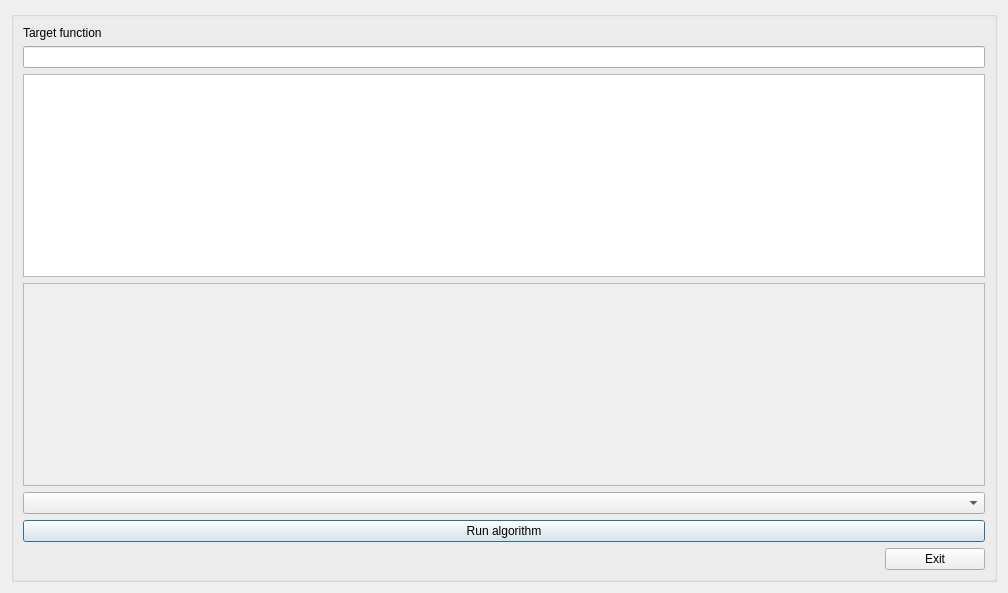
The window that OOPlab2/simplexwindow.ui (YaroslavDrovolskyi/OOOP-algorithms-project) describes before a commit, drawn with Qt 5.
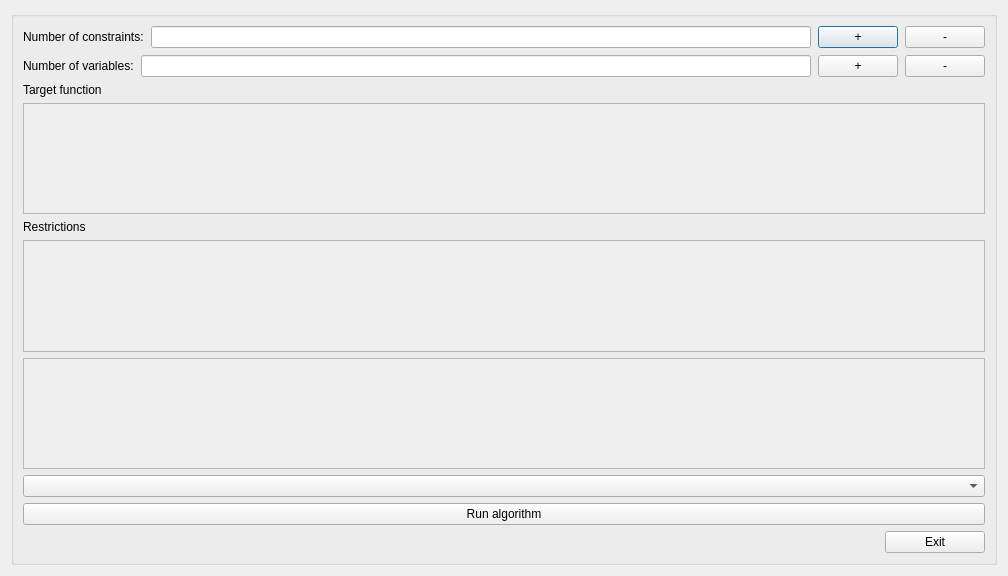
The same window after the commit.

Commit message:
Added inputs for Simplex task
You can choose number of variables and constraints, and required inputs will be generated

```diff
--- a/OOPlab2/simplexwindow.ui
+++ b/OOPlab2/simplexwindow.ui
@@ -7,7 +7,7 @@
     <x>0</x>
     <y>0</y>
     <width>1008</width>
-    <height>593</height>
+    <height>576</height>
    </rect>
   </property>
   <property name="windowTitle">
@@ -37,10 +37,84 @@
      <property name="title">
       <string/>
      </property>
-     <layout class="QVBoxLayout" name="verticalLayout" stretch="0,2,0,0,0,0,0">
-      <property name="sizeConstraint">
-       <enum>QLayout::SetNoConstraint</enum>
-      </property>
+     <layout class="QVBoxLayout" name="verticalLayout">
+      <item>
+       <layout class="QVBoxLayout" name="verticalLayout_2">
+        <property name="spacing">
+         <number>7</number>
+        </property>
+        <item>
+         <layout class="QHBoxLayout" name="horizontalLayout_2">
+          <property name="sizeConstraint">
+           <enum>QLayout::SetDefaultConstraint</enum>
+          </property>
+          <item>
+           <widget class="QLabel" name="label_4">
+            <property name="text">
+             <string>Number of constraints:</string>
+            </property>
+           </widget>
+          </item>
+          <item>
+           <widget class="QLineEdit" name="lineEdit">
+            <property name="readOnly">
+             <bool>true</bool>
+            </property>
+           </widget>
+          </item>
+          <item>
+           <widget class="QPushButton" name="vars_add">
+            <property name="text">
+             <string>+</string>
+            </property>
+           </widget>
+          </item>
+          <item>
+           <widget class="QPushButton" name="vars_remove">
+            <property name="text">
+             <string>-</string>
+            </property>
+           </widget>
+          </item>
+         </layout>
+        </item>
+        <item>
+         <layout class="QHBoxLayout" name="horizontalLayout_3">
+          <property name="sizeConstraint">
+           <enum>QLayout::SetDefaultConstraint</enum>
+          </property>
+          <item>
+           <widget class="QLabel" name="label_3">
+            <property name="text">
+             <string>Number of variables:</string>
+            </property>
+           </widget>
+          </item>
+          <item>
+           <widget class="QLineEdit" name="lineEdit_2">
+            <property name="readOnly">
+             <bool>true</bool>
+            </property>
+           </widget>
+          </item>
+          <item>
+           <widget class="QPushButton" name="constraints_add">
+            <property name="text">
+             <string>+</string>
+            </property>
+           </widget>
+          </item>
+          <item>
+           <widget class="QPushButton" name="constraints_remove">
+            <property name="text">
+             <string>-</string>
+            </property>
+           </widget>
+          </item>
+         </layout>
+        </item>
+       </layout>
+      </item>
       <item>
        <widget class="QLabel" name="label">
         <property name="text">
@@ -49,10 +123,45 @@
        </widget>
       </item>
       <item>
-       <widget class="QLineEdit" name="inputline"/>
+       <widget class="QScrollArea" name="scrollArea_2">
+        <property name="widgetResizable">
+         <bool>true</bool>
+        </property>
+        <widget class="QWidget" name="scrollAreaWidgetContents_2">
+         <property name="geometry">
+          <rect>
+           <x>0</x>
+           <y>0</y>
+           <width>960</width>
+           <height>96</height>
+          </rect>
+         </property>
+        </widget>
+       </widget>
       </item>
       <item>
-       <widget class="QTextEdit" name="textEdit"/>
+       <widget class="QLabel" name="label_2">
+        <property name="text">
+         <string>Restrictions</string>
+        </property>
+       </widget>
+      </item>
+      <item>
+       <widget class="QScrollArea" name="scrollArea_3">
+        <property name="widgetResizable">
+         <bool>true</bool>
+        </property>
+        <widget class="QWidget" name="scrollAreaWidgetContents_3">
+         <property name="geometry">
+          <rect>
+           <x>0</x>
+           <y>0</y>
+           <width>960</width>
+           <height>95</height>
+          </rect>
+         </property>
+        </widget>
+       </widget>
       </item>
       <item>
        <widget class="QScrollArea" name="scrollArea">
@@ -80,7 +189,7 @@
            <x>0</x>
            <y>0</y>
            <width>960</width>
-           <height>192</height>
+           <height>98</height>
           </rect>
          </property>
          <layout class="QGridLayout" name="gridLayout_2"/>
```
The commit also changes 2 other files.
